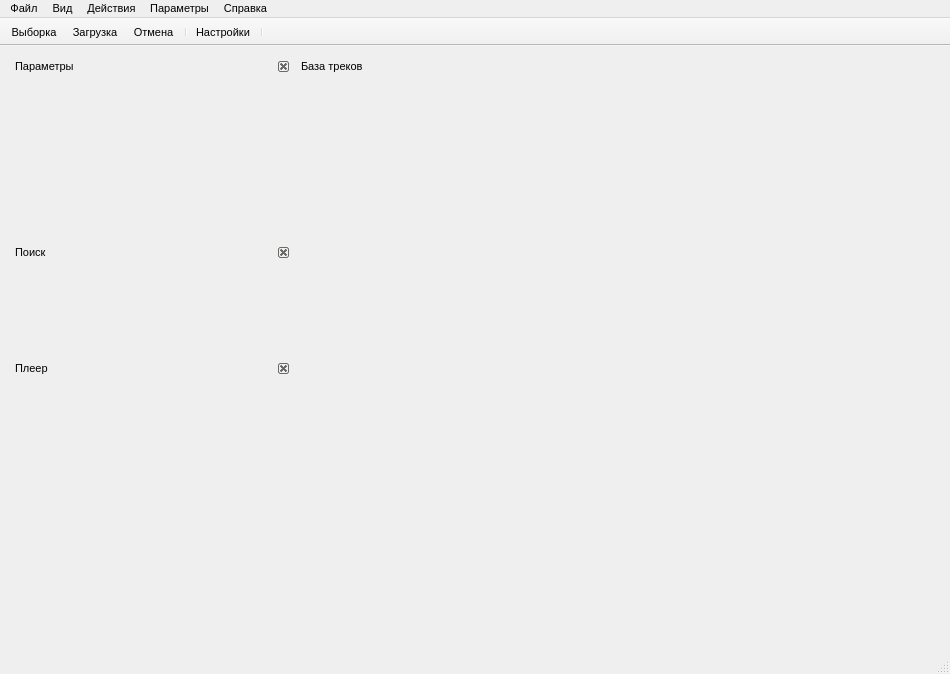
The window that mainwindow.ui (sidorplugin/HearDemoTrackEasy) describes before a commit, drawn with Qt 5.
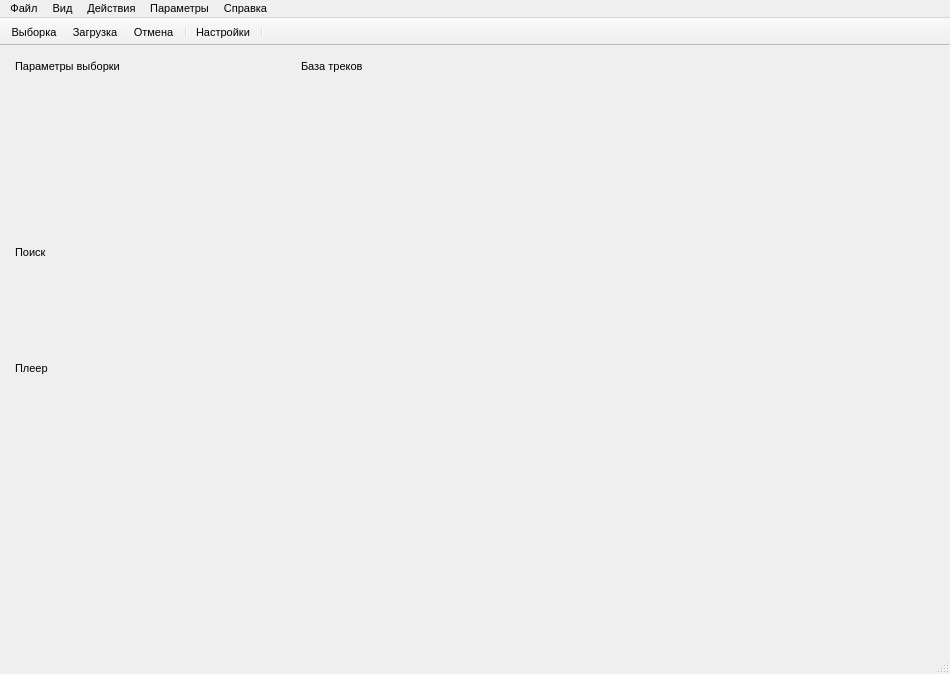
The same window after the commit. Icons and pictures are not drawn.

```diff
--- a/mainwindow.ui
+++ b/mainwindow.ui
@@ -58,13 +58,13 @@
        </size>
       </property>
       <property name="features">
-       <set>QDockWidget::DockWidgetClosable</set>
+       <set>QDockWidget::NoDockWidgetFeatures</set>
       </property>
       <property name="allowedAreas">
        <set>Qt::LeftDockWidgetArea</set>
       </property>
       <property name="windowTitle">
-       <string>Параметры</string>
+       <string>Параметры выборки</string>
       </property>
       <widget class="QWidget" name="dockWidgetContents"/>
      </widget>
@@ -110,7 +110,7 @@
        </size>
       </property>
       <property name="features">
-       <set>QDockWidget::DockWidgetClosable</set>
+       <set>QDockWidget::NoDockWidgetFeatures</set>
       </property>
       <property name="allowedAreas">
        <set>Qt::LeftDockWidgetArea</set>
@@ -136,7 +136,7 @@
        </size>
       </property>
       <property name="features">
-       <set>QDockWidget::DockWidgetClosable</set>
+       <set>QDockWidget::NoDockWidgetFeatures</set>
       </property>
       <property name="allowedAreas">
        <set>Qt::LeftDockWidgetArea</set>
```
